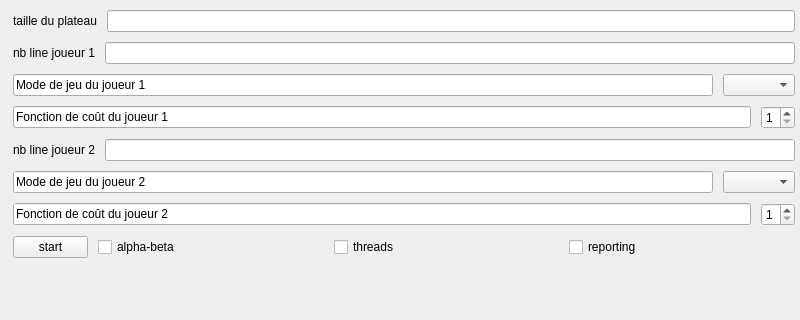
First picture: the form in qt/checkers/mainwindow.ui, repository romaincarlsen/EtudesPratiques, before the edit; both pictures show x 0 to 800 and y 0 to 320 of the 800 by 600 pixel window.
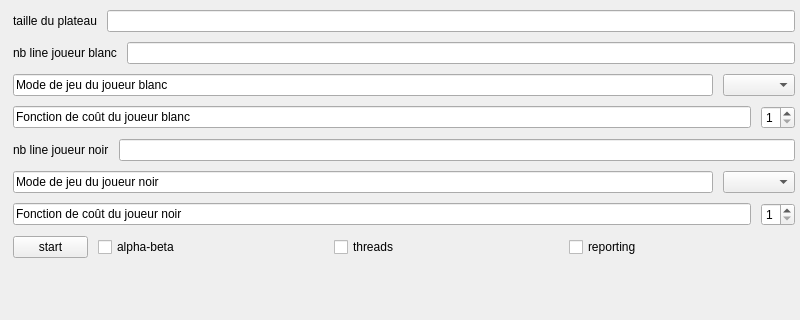
Second picture: the form after the edit.

What changed in the file:
```diff
--- a/qt/checkers/mainwindow.ui
+++ b/qt/checkers/mainwindow.ui
@@ -166,7 +166,7 @@
         <item>
          <widget class="QLabel" name="nbLineP1_l">
           <property name="text">
-           <string>nb line joueur 1</string>
+           <string>nb line joueur blanc</string>
           </property>
          </widget>
         </item>
@@ -186,7 +186,7 @@
            </size>
           </property>
           <property name="text">
-           <string>Mode de jeu du joueur 1</string>
+           <string>Mode de jeu du joueur blanc</string>
           </property>
           <property name="readOnly">
            <bool>true</bool>
@@ -203,7 +203,7 @@
         <item>
          <widget class="QLineEdit" name="lineEdit_4">
           <property name="text">
-           <string>Fonction de coût du joueur 1</string>
+           <string>Fonction de coût du joueur blanc</string>
           </property>
           <property name="readOnly">
            <bool>true</bool>
@@ -233,7 +233,7 @@
         <item>
          <widget class="QLabel" name="nbLineP2_l">
           <property name="text">
-           <string>nb line joueur 2</string>
+           <string>nb line joueur noir</string>
           </property>
          </widget>
         </item>
@@ -253,7 +253,7 @@
            </size>
           </property>
           <property name="text">
-           <string>Mode de jeu du joueur 2</string>
+           <string>Mode de jeu du joueur noir</string>
           </property>
           <property name="readOnly">
            <bool>true</bool>
@@ -270,7 +270,7 @@
         <item>
          <widget class="QLineEdit" name="lineEdit_3">
           <property name="text">
-           <string>Fonction de coût du joueur 2</string>
+           <string>Fonction de coût du joueur noir</string>
           </property>
           <property name="readOnly">
            <bool>true</bool>
```
